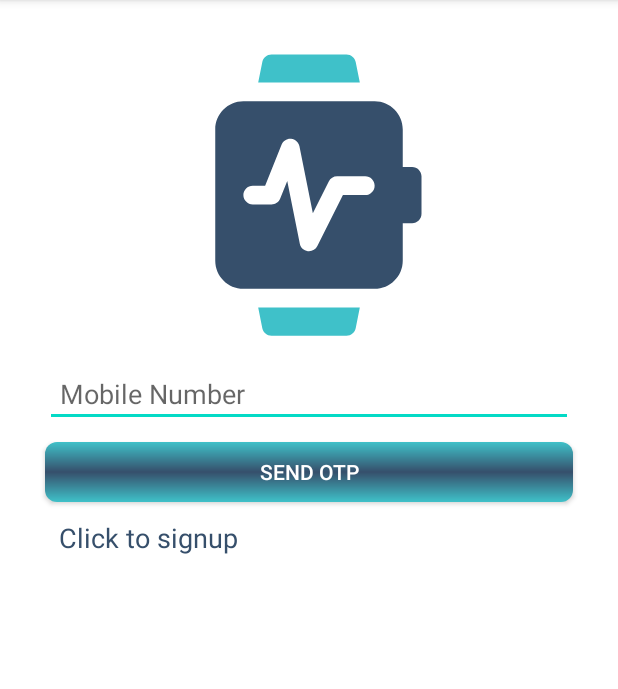
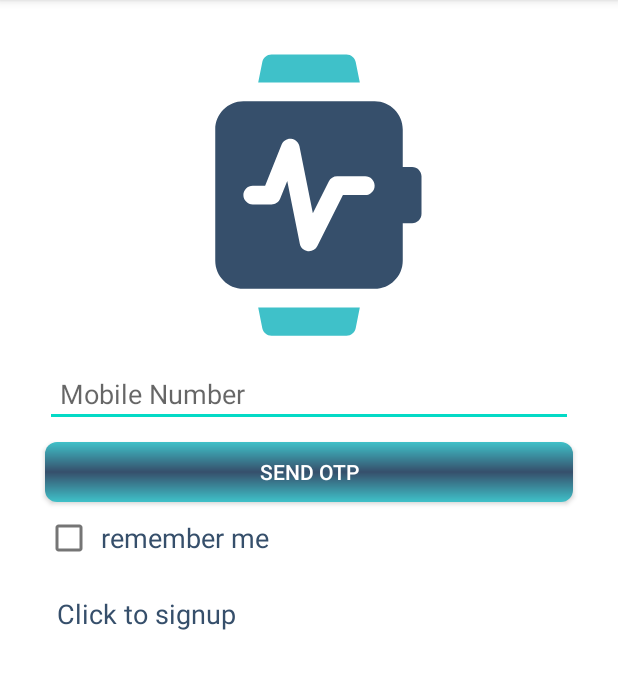
Before and after one commit to hemant1109/OxygenScanner, an Android app: the screen it shows after launch (LoginActivity), on a phone screen of 412 x 824 dp, the part 90-779 px from its top. Run offline under Robolectric (Android 15) with nearby library versions, the phone set to English and light mode, and no system bars; our stand-ins replace Firebase (no records; nobody signed in at launch, a user with empty details on screens opened directly).

Commit message:
Add remember me checkbox. Resolve otp issue.

```diff
--- a/app/src/main/java/com/example/oxygenscanner/ui/login/LoginActivity.kt
+++ b/app/src/main/java/com/example/oxygenscanner/ui/login/LoginActivity.kt
@@ -2,12 +2,16 @@ package com.example.oxygenscanner.ui.login
 
 import android.content.ContentValues.TAG
 import android.content.Intent
+import android.content.SharedPreferences
 import android.os.Bundle
 import android.util.Log
 import android.view.View
 import android.widget.EditText
+import android.widget.ProgressBar
 import androidx.appcompat.app.AppCompatActivity
 import androidx.appcompat.app.AppCompatDelegate
+import androidx.appcompat.widget.AppCompatButton
+import androidx.appcompat.widget.AppCompatEditText
 import androidx.lifecycle.Observer
 import androidx.lifecycle.ViewModelProvider
 import com.example.oxygenscanner.R
@@ -26,6 +30,11 @@ import com.google.firebase.auth.PhoneAuthProvider
 
 class LoginActivity : AppCompatActivity() {
 
+    private val MOBILE_NUMBER: String = "mobileNumber"
+    private var sharedPreferences: SharedPreferences? = null
+    private lateinit var edtOtp: AppCompatEditText
+    private lateinit var loading: ProgressBar
+    private lateinit var btnSendAndVerifyOtp: AppCompatButton
     private lateinit var callbacks: PhoneAuthProvider.OnVerificationStateChangedCallbacks
     private lateinit var resendToken: PhoneAuthProvider.ForceResendingToken
     private lateinit var storedVerificationId: String
@@ -33,31 +42,37 @@ class LoginActivity : AppCompatActivity() {
     private lateinit var loginViewModel: LoginViewModel
     private lateinit var binding: ActivityLoginBinding
     lateinit var auth: FirebaseAuth
-
+    var IS_LOGGED_IN = "is_logged_in"
 
     override fun onCreate(savedInstanceState: Bundle?) {
         AppCompatDelegate.setDefaultNightMode(AppCompatDelegate.MODE_NIGHT_NO)
         super.onCreate(savedInstanceState)
+        sharedPreferences = getSharedPreferences(packageName, MODE_PRIVATE)
+        if (sharedPreferences?.getBoolean(IS_LOGGED_IN, false) == true) {
+            startVitalSignActivity()
+        }
         auth = FirebaseAuth.getInstance()
         binding = ActivityLoginBinding.inflate(layoutInflater)
         setContentView(binding.root)
         edtMobileNumber = binding.mobileNumber
-        val edtOtp = binding.otp
-        val btnSendAndVerifyOtp = binding.sendAndVerifyOtp
-        val loading = binding.loading
+        edtOtp = binding.otp
+        btnSendAndVerifyOtp = binding.sendAndVerifyOtp
+        loading = binding.loading
 
         loginViewModel = ViewModelProvider(this, ViewModelFactory())
             .get(LoginViewModel::class.java)
 
         binding.tvRegister.setOnClickListener {
+            edtMobileNumber.text.clear()
+            edtOtp.text?.clear()
             startActivity(Intent(this, RegisterActivity::class.java))
         }
         loginViewModel.mobileExist.observe(this, {
             if (it) {
                 loginViewModel.sendOtp(this, edtMobileNumber.text.toString(), callbacks)
             } else {
-                loading.visibility = View.VISIBLE
-                btnSendAndVerifyOtp.visibility = View.INVISIBLE
+                loading.visibility = View.INVISIBLE
+                btnSendAndVerifyOtp.visibility = View.VISIBLE
                 Util.showToast(applicationContext, "Please register this mobile number.")
             }
         })
@@ -121,7 +136,8 @@ class LoginActivity : AppCompatActivity() {
                 // This callback is invoked in an invalid request for verification is made,
                 // for instance if the the phone number format is not valid.
                 Log.w(TAG, "onVerificationFailed", e)
-
+                loading.visibility = View.GONE
+                btnSendAndVerifyOtp.visibility = View.VISIBLE
                 if (e is FirebaseAuthInvalidCredentialsException) {
                     // Invalid request
                 } else if (e is FirebaseTooManyRequestsException) {
@@ -149,13 +165,11 @@ class LoginActivity : AppCompatActivity() {
                 resendToken = token
             }
         }
-
-
     }
 
     private fun startVitalSignActivity() {
         val i = Intent(this, StartVitalSigns::class.java)
-        i.putExtra("Usr", edtMobileNumber.text.toString())
+        i.putExtra("Usr", sharedPreferences?.getString(MOBILE_NUMBER, ""))
         startActivity(i)
         finish()
     }
@@ -172,8 +186,17 @@ class LoginActivity : AppCompatActivity() {
                     Log.d(TAG, "signInWithCredential:success")
                     Util.showToast(applicationContext, "Welcome")
                     ///val user = task.result?.user
+                    sharedPreferences?.edit()?.apply {
+                        putBoolean(IS_LOGGED_IN, binding.cbRememberMe.isChecked)
+                        putString(MOBILE_NUMBER, edtMobileNumber.text.toString())
+                        commit()
+                    }
+                    edtMobileNumber.text.clear()
+                    edtOtp.text?.clear()
                     startVitalSignActivity()
                 } else {
+                    loading.visibility = View.GONE
+                    btnSendAndVerifyOtp.visibility = View.VISIBLE
                     // Sign in failed, display a message and update the UI
                     Log.w(TAG, "signInWithCredential:failure", task.exception)
                     if (task.exception is FirebaseAuthInvalidCredentialsException) {
--- a/app/src/main/res/layout/activity_login.xml
+++ b/app/src/main/res/layout/activity_login.xml
@@ -84,18 +84,31 @@
             app:layout_constraintStart_toStartOf="@+id/otp"
             app:layout_constraintTop_toBottomOf="@+id/otp" />
 
+        <CheckBox
+            android:id="@+id/cb_remember_me"
+            android:layout_width="wrap_content"
+            android:layout_height="wrap_content"
+            android:padding="5dp"
+            android:text="@string/remember_me"
+            android:textColor="#364F6B"
+            android:textSize="18sp"
+            app:layout_constraintEnd_toEndOf="@+id/sendAndVerifyOtp"
+            app:layout_constraintHorizontal_bias="0.0"
+            app:layout_constraintStart_toStartOf="@+id/sendAndVerifyOtp"
+            app:layout_constraintTop_toBottomOf="@+id/sendAndVerifyOtp" />
+
         <TextView
             android:id="@+id/tv_register"
             android:layout_width="0dp"
             android:layout_height="wrap_content"
-            android:layout_marginStart="4dp"
             android:layout_marginTop="6dp"
-            android:padding="5dp"
+            android:padding="8dp"
             android:text="@string/need_to_signup"
+            android:textColor="#364F6B"
             android:textSize="18sp"
-            android:textColor="#364F6B"
-            app:layout_constraintEnd_toEndOf="@+id/sendAndVerifyOtp"
-            app:layout_constraintStart_toStartOf="@+id/sendAndVerifyOtp"
-            app:layout_constraintTop_toBottomOf="@+id/sendAndVerifyOtp" />
+            app:layout_constraintEnd_toEndOf="@+id/cb_remember_me"
+            app:layout_constraintHorizontal_bias="0.0"
+            app:layout_constraintStart_toStartOf="@+id/cb_remember_me"
+            app:layout_constraintTop_toBottomOf="@+id/cb_remember_me" />
     </androidx.constraintlayout.widget.ConstraintLayout>
 </androidx.constraintlayout.widget.ConstraintLayout>
--- a/app/src/main/res/values/strings.xml
+++ b/app/src/main/res/values/strings.xml
@@ -30,4 +30,6 @@
     <string name="register_sucesffuly">register successfully, you can login now.</string>
     <string name="opt_send">Otp send successfully</string>
     <string name="verify_otp">Verify Otp</string>
+    <string name="remember_me">remember me</string>
+    <string name="logout">Logout</string>
 </resources>
```
Also changed, not shown: app/src/main/java/com/example/oxygenscanner/ui/startvitalsign/StartVitalSigns.kt (+31 -3 lines), app/src/main/res/menu/main.xml (added, +8 -0 lines), 1 other file.
